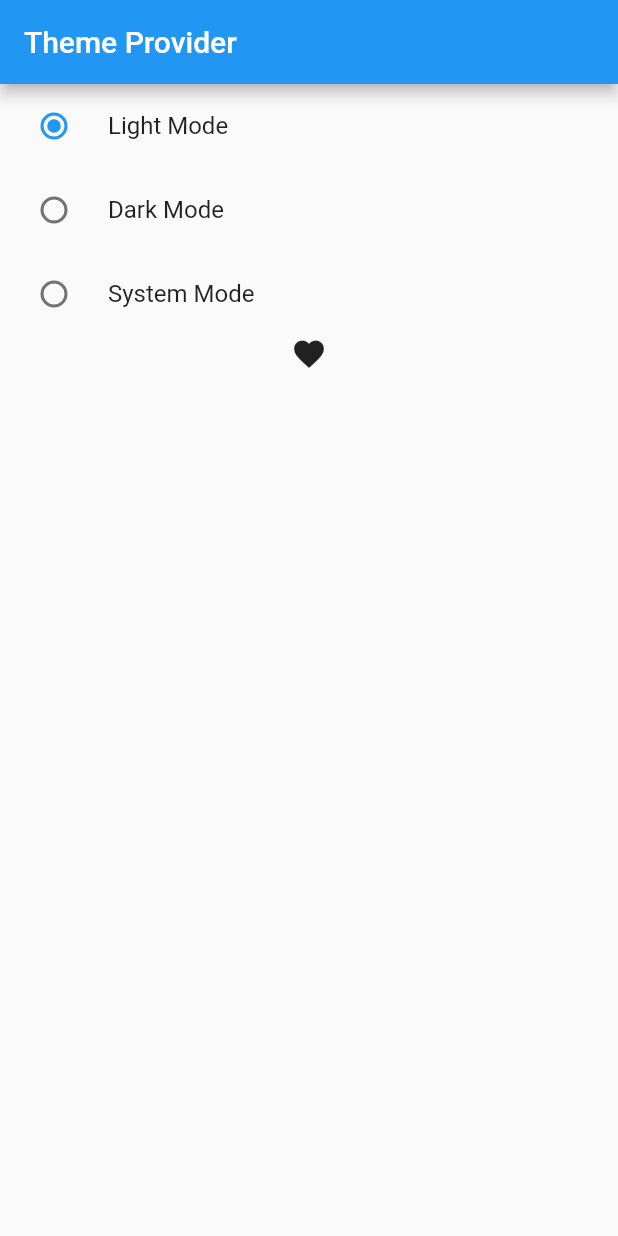
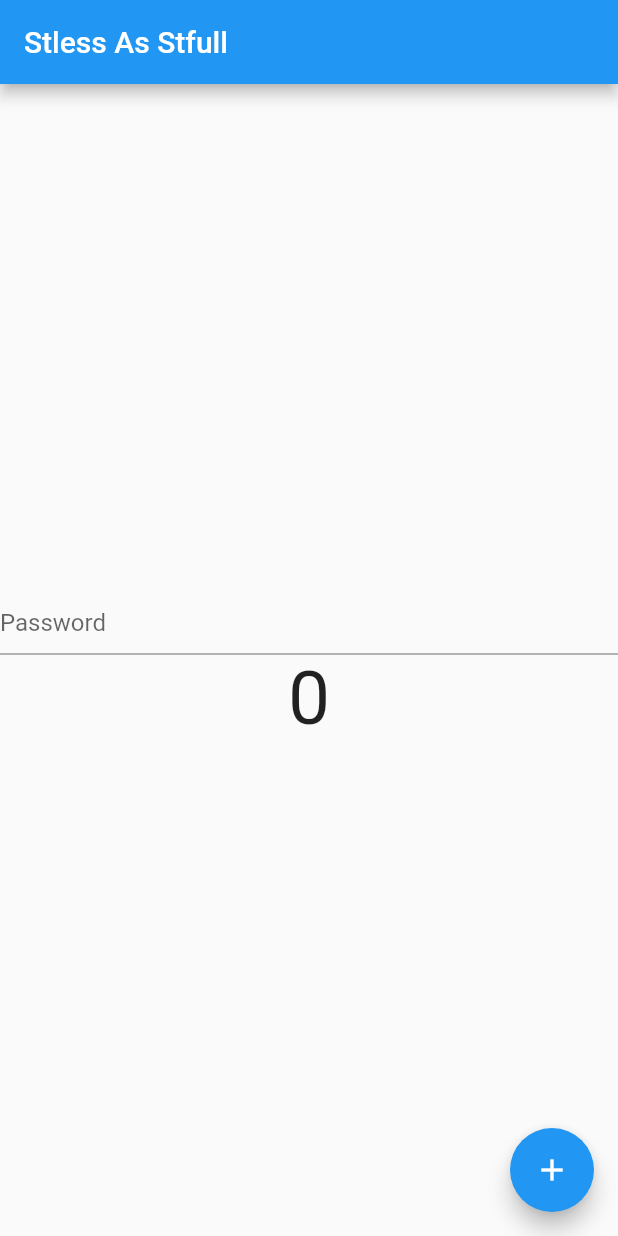
Before and after one commit to Usaid-Dev/provider_state_management, a Flutter app: the screen it shows after launch, on a phone screen of 412 x 824 dp. Run offline on Flutter 3.47's test engine with Material 2 defaults, Android fonts, the phone set to English and light mode, and no system bars.

Commit message:
stless as stfull

```diff
--- a/lib/main.dart
+++ b/lib/main.dart
@@ -4,7 +4,7 @@ import 'package:provider_state_management/provider/count_provider.dart';
 import 'package:provider_state_management/provider/example_multi_provider.dart';
 import 'package:provider_state_management/favourite_app/favourite_provider.dart';
 import 'package:provider_state_management/provider/theme_provider.dart';
-import 'package:provider_state_management/screens/dark_theme.dart';
+import 'package:provider_state_management/screens/stless_as_stfull.dart';
 
 void main() {
   runApp(const MyApp());
@@ -40,7 +40,7 @@ class MyApp extends StatelessWidget {
               ),
             ),
             debugShowCheckedModeBanner: false,
-            home: const DarkTheme(),
+            home: StlessAsStfull(),
           );
         },
       ),
--- /dev/null
+++ b/lib/screens/stless_as_stfull.dart
@@ -0,0 +1,64 @@
+import 'package:flutter/material.dart';
+
+class StlessAsStfull extends StatelessWidget {
+  StlessAsStfull({super.key});
+
+  ValueNotifier<int> _counter = ValueNotifier<int>(0);
+  ValueNotifier<bool> toggle = ValueNotifier<bool>(true);
+
+  @override
+  Widget build(BuildContext context) {
+    print('Build');
+    return Scaffold(
+      appBar: AppBar(
+        title: const Text('Stless As Stfull'),
+      ),
+      body: Column(
+        mainAxisAlignment: MainAxisAlignment.center,
+        children: [
+          ValueListenableBuilder(
+            valueListenable: toggle,
+            builder: (context, value, child) {
+              return TextFormField(
+                obscureText: toggle.value,
+                decoration: InputDecoration(
+                  hintText: 'Password',
+                  suffix: InkWell(
+                    onTap: () {
+                      toggle.value = !toggle.value;
+                    },
+                    child: Icon(
+                      toggle.value
+                          ? Icons.visibility_off_outlined
+                          : Icons.visibility,
+                    ),
+                  ),
+                ),
+              );
+            },
+          ),
+          Center(
+            child: ValueListenableBuilder(
+              valueListenable: _counter,
+              builder: (context, value, child) {
+                return Text(
+                  _counter.value.toString(),
+                  style: const TextStyle(
+                    fontSize: 50,
+                  ),
+                );
+              },
+            ),
+          ),
+        ],
+      ),
+      floatingActionButton: FloatingActionButton(
+        onPressed: () {
+          _counter.value++;
+          print(_counter.value.toString());
+        },
+        child: const Icon(Icons.add),
+      ),
+    );
+  }
+}
```
